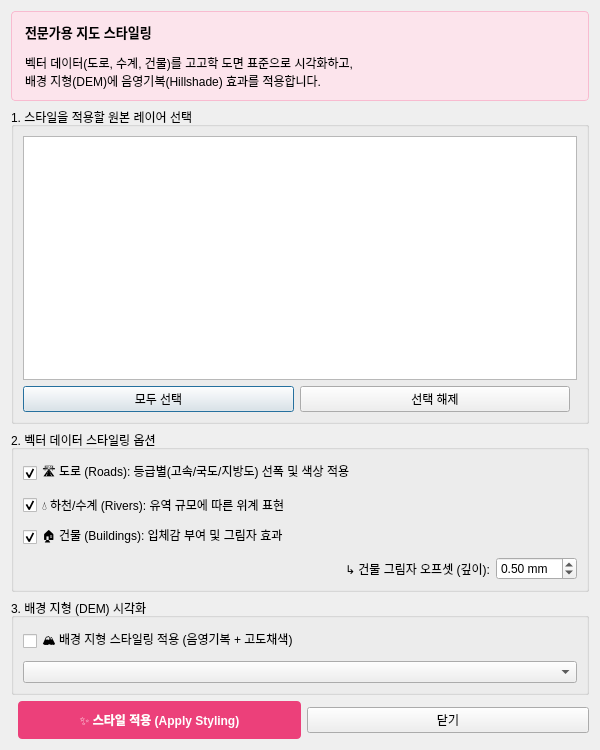
Qt form tools/map_styling_dialog_base.ui (lzpxilfe/ar) before a commit.
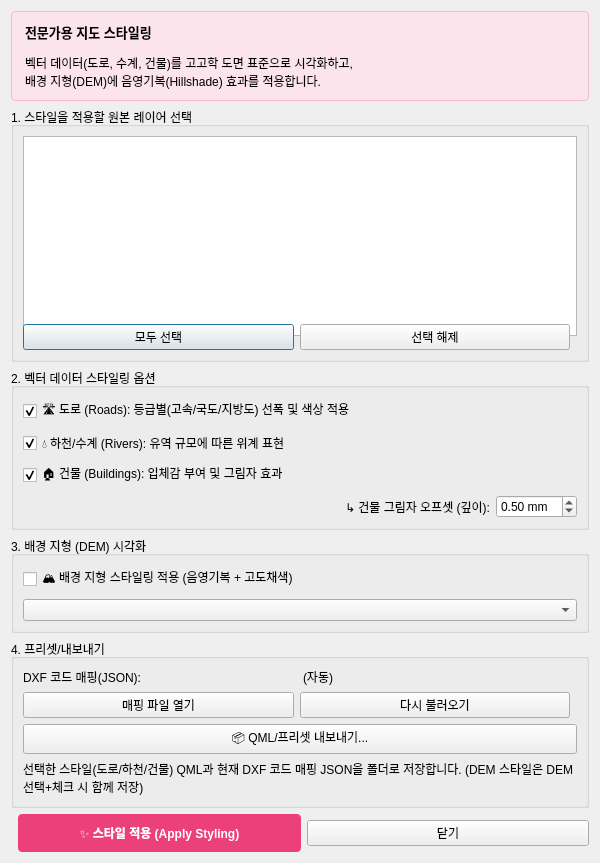
The same form after that commit. Custom widgets are drawn as their Qt base class.

Commit message: Map styling: QML preset export + external code mapping

What changed in the file:
```diff
--- a/tools/map_styling_dialog_base.ui
+++ b/tools/map_styling_dialog_base.ui
@@ -7,7 +7,7 @@
     <x>0</x>
     <y>0</y>
     <width>600</width>
-    <height>750</height>
+    <height>860</height>
    </rect>
   </property>
   <property name="windowTitle">
@@ -148,7 +148,7 @@
     </widget>
    </item>
    <item>
-    <widget class="QGroupBox" name="groupDemStyle">
+   <widget class="QGroupBox" name="groupDemStyle">
      <property name="title">
       <string>3. 배경 지형 (DEM) 시각화</string>
      </property>
@@ -170,6 +170,78 @@
      </layout>
     </widget>
    </item>
+   <item>
+    <widget class="QGroupBox" name="groupPresetExport">
+     <property name="title">
+      <string>4. 프리셋/내보내기</string>
+     </property>
+     <layout class="QVBoxLayout" name="verticalLayout_PresetExport">
+      <item>
+       <layout class="QHBoxLayout" name="horizontalLayout_CodeConfig">
+        <item>
+         <widget class="QLabel" name="label_CodeConfig">
+          <property name="text">
+           <string>DXF 코드 매핑(JSON):</string>
+          </property>
+         </widget>
+        </item>
+        <item>
+         <widget class="QLabel" name="lblCodeConfigPath">
+          <property name="text">
+           <string>(자동)</string>
+          </property>
+          <property name="textInteractionFlags">
+           <set>Qt::TextSelectableByKeyboard|Qt::TextSelectableByMouse</set>
+          </property>
+         </widget>
+        </item>
+       </layout>
+      </item>
+      <item>
+       <layout class="QHBoxLayout" name="horizontalLayout_CodeButtons">
+        <item>
+         <widget class="QPushButton" name="btnOpenCodeConfig">
+          <property name="text">
+           <string>매핑 파일 열기</string>
+          </property>
+         </widget>
+        </item>
+        <item>
+         <widget class="QPushButton" name="btnReloadCodeConfig">
+          <property name="text">
+           <string>다시 불러오기</string>
+          </property>
+         </widget>
+        </item>
+        <item>
+         <spacer name="horizontalSpacer_4">
+          <property name="orientation">
+           <enum>Qt::Horizontal</enum>
+          </property>
+         </spacer>
+        </item>
+       </layout>
+      </item>
+      <item>
+       <widget class="QPushButton" name="btnExportPreset">
+        <property name="text">
+         <string>📦 QML/프리셋 내보내기...</string>
+        </property>
+       </widget>
+      </item>
+      <item>
+       <widget class="QLabel" name="lblPresetHint">
+        <property name="text">
+         <string>선택한 스타일(도로/하천/건물) QML과 현재 DXF 코드 매핑 JSON을 폴더로 저장합니다. (DEM 스타일은 DEM 선택+체크 시 함께 저장)</string>
+        </property>
+        <property name="wordWrap">
+         <bool>true</bool>
+        </property>
+       </widget>
+      </item>
+     </layout>
+    </widget>
+   </item>
    <item>
     <layout class="QHBoxLayout" name="horizontalLayout_Buttons">
      <item>
```
The commit also changes 4 other files.
